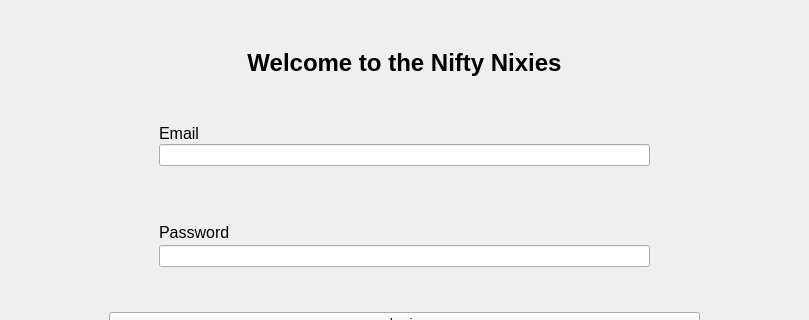
Before: the Qt Designer form src/client/ui/login.ui in anomaly-true/Python-CJ_9, drawn with Qt 5; both pictures show x 0 to 809 and y 0 to 320 of the 809 by 497 pixel window.
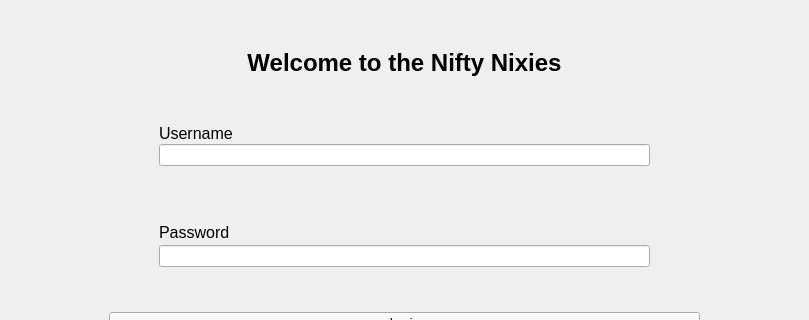
After: the same form once the commit is applied.

Commit message: refactor: Change email to username

The edit to the form file:
```diff
--- a/src/client/ui/login.ui
+++ b/src/client/ui/login.ui
@@ -74,7 +74,7 @@
            </font>
           </property>
           <property name="text">
-           <string>Email</string>
+           <string>Username</string>
           </property>
          </widget>
         </item>
```
Left out of the diff: 2 changed lines with no effect on the pictures.
